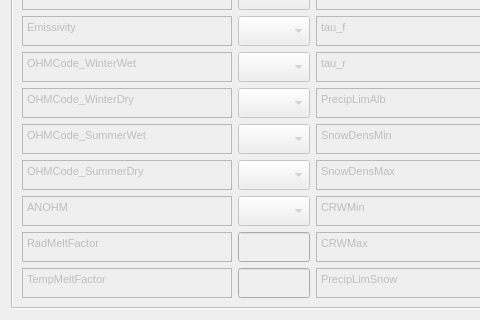
Qt form tabs/snow_tab.ui (gusbacos/suews_database_manager) before a commit; both pictures show x 0 to 480 and y 288 to 608 of the 881 by 608 pixel window.
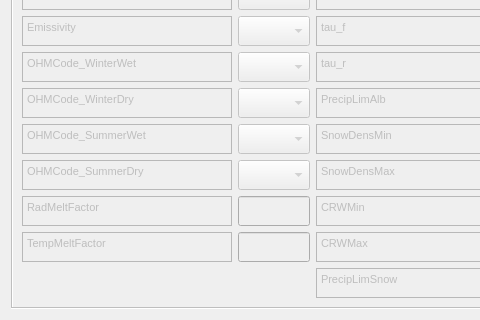
The same form after that commit. Custom widgets are drawn as their Qt base class.

The edit to the form file:
```diff
--- a/tabs/snow_tab.ui
+++ b/tabs/snow_tab.ui
@@ -368,38 +368,6 @@
         </property>
        </widget>
       </item>
-      <item row="6" column="0">
-       <widget class="QTextBrowser" name="textBrowserCb_6">
-        <property name="sizePolicy">
-         <sizepolicy hsizetype="Expanding" vsizetype="Expanding">
-          <horstretch>0</horstretch>
-          <verstretch>0</verstretch>
-         </sizepolicy>
-        </property>
-        <property name="minimumSize">
-         <size>
-          <width>90</width>
-          <height>0</height>
-         </size>
-        </property>
-        <property name="maximumSize">
-         <size>
-          <width>500</width>
-          <height>30</height>
-         </size>
-        </property>
-        <property name="toolTip">
-         <string/>
-        </property>
-        <property name="html">
-         <string>&lt;!DOCTYPE HTML PUBLIC &quot;-//W3C//DTD HTML 4.0//EN&quot; &quot;http://www.w3.org/TR/REC-html40/strict.dtd&quot;&gt;
-&lt;html&gt;&lt;head&gt;&lt;meta name=&quot;qrichtext&quot; content=&quot;1&quot; /&gt;&lt;style type=&quot;text/css&quot;&gt;
-p, li { white-space: pre-wrap; }
-&lt;/style&gt;&lt;/head&gt;&lt;body style=&quot; font-family:'MS Shell Dlg 2'; font-size:8.25pt; font-weight:400; font-style:normal;&quot;&gt;
-&lt;p style=&quot; margin-top:0px; margin-bottom:0px; margin-left:0px; margin-right:0px; -qt-block-indent:0; text-indent:0px;&quot;&gt;ANOHM&lt;/p&gt;&lt;/body&gt;&lt;/html&gt;</string>
-        </property>
-       </widget>
-      </item>
       <item row="2" column="1">
        <widget class="QComboBox" name="comboBox_2">
         <property name="sizePolicy">
@@ -422,63 +390,6 @@
         </property>
        </widget>
       </item>
-      <item row="7" column="1">
-       <widget class="QLineEdit" name="LineEdit_0">
-        <property name="sizePolicy">
-         <sizepolicy hsizetype="Expanding" vsizetype="Expanding">
-          <horstretch>0</horstretch>
-          <verstretch>0</verstretch>
-         </sizepolicy>
-        </property>
-        <property name="minimumSize">
-         <size>
-          <width>0</width>
-          <height>0</height>
-         </size>
-        </property>
-        <property name="maximumSize">
-         <size>
-          <width>500</width>
-          <height>36</height>
-         </size>
-        </property>
-        <property name="toolTip">
-         <string/>
-        </property>
-       </widget>
-      </item>
-      <item row="7" column="0">
-       <widget class="QTextBrowser" name="textBrowser_0">
-        <property name="sizePolicy">
-         <sizepolicy hsizetype="Expanding" vsizetype="Expanding">
-          <horstretch>0</horstretch>
-          <verstretch>0</verstretch>
-         </sizepolicy>
-        </property>
-        <property name="minimumSize">
-         <size>
-          <width>90</width>
-          <height>0</height>
-         </size>
-        </property>
-        <property name="maximumSize">
-         <size>
-          <width>500</width>
-          <height>30</height>
-         </size>
-        </property>
-        <property name="toolTip">
-         <string>Hourly radiation melt factor of snow [mm W-1 h-1]</string>
-        </property>
-        <property name="html">
-         <string>&lt;!DOCTYPE HTML PUBLIC &quot;-//W3C//DTD HTML 4.0//EN&quot; &quot;http://www.w3.org/TR/REC-html40/strict.dtd&quot;&gt;
-&lt;html&gt;&lt;head&gt;&lt;meta name=&quot;qrichtext&quot; content=&quot;1&quot; /&gt;&lt;style type=&quot;text/css&quot;&gt;
-p, li { white-space: pre-wrap; }
-&lt;/style&gt;&lt;/head&gt;&lt;body style=&quot; font-family:'MS Shell Dlg 2'; font-size:8.25pt; font-weight:400; font-style:normal;&quot;&gt;
-&lt;p style=&quot; margin-top:0px; margin-bottom:0px; margin-left:0px; margin-right:0px; -qt-block-indent:0; text-indent:0px;&quot;&gt;RadMeltFactor&lt;/p&gt;&lt;/body&gt;&lt;/html&gt;</string>
-        </property>
-       </widget>
-      </item>
       <item row="4" column="2">
        <widget class="QTextBrowser" name="textBrowser_6">
         <property name="sizePolicy">
@@ -715,63 +626,6 @@
         </property>
        </widget>
       </item>
-      <item row="8" column="0">
-       <widget class="QTextBrowser" name="textBrowser_1">
-        <property name="sizePolicy">
-         <sizepolicy hsizetype="Expanding" vsizetype="Expanding">
-          <horstretch>0</horstretch>
-          <verstretch>0</verstretch>
-         </sizepolicy>
-        </property>
-        <property name="minimumSize">
-         <size>
-          <width>90</width>
-          <height>0</height>
-         </size>
-        </property>
-        <property name="maximumSize">
-         <size>
-          <width>500</width>
-          <height>30</height>
-         </size>
-        </property>
-        <property name="toolTip">
-         <string>Hourly temperature melt factor of snow [mm K-1 h-1]</string>
-        </property>
-        <property name="html">
-         <string>&lt;!DOCTYPE HTML PUBLIC &quot;-//W3C//DTD HTML 4.0//EN&quot; &quot;http://www.w3.org/TR/REC-html40/strict.dtd&quot;&gt;
-&lt;html&gt;&lt;head&gt;&lt;meta name=&quot;qrichtext&quot; content=&quot;1&quot; /&gt;&lt;style type=&quot;text/css&quot;&gt;
-p, li { white-space: pre-wrap; }
-&lt;/style&gt;&lt;/head&gt;&lt;body style=&quot; font-family:'MS Shell Dlg 2'; font-size:8.25pt; font-weight:400; font-style:normal;&quot;&gt;
-&lt;p style=&quot; margin-top:0px; margin-bottom:0px; margin-left:0px; margin-right:0px; -qt-block-indent:0; text-indent:0px;&quot;&gt;TempMeltFactor&lt;/p&gt;&lt;/body&gt;&lt;/html&gt;</string>
-        </property>
-       </widget>
-      </item>
-      <item row="8" column="1">
-       <widget class="QLineEdit" name="LineEdit_1">
-        <property name="sizePolicy">
-         <sizepolicy hsizetype="Expanding" vsizetype="Expanding">
-          <horstretch>0</horstretch>
-          <verstretch>0</verstretch>
-         </sizepolicy>
-        </property>
-        <property name="minimumSize">
-         <size>
-          <width>0</width>
-          <height>0</height>
-         </size>
-        </property>
-        <property name="maximumSize">
-         <size>
-          <width>500</width>
-          <height>36</height>
-         </size>
-        </property>
-        <property name="toolTip">
-         <string/>
-        </property>
-       </widget>
-      </item>
       <item row="3" column="0">
        <widget class="QTextBrowser" name="textBrowserCb_3">
         <property name="sizePolicy">
@@ -900,28 +754,6 @@
         </property>
        </widget>
       </item>
-      <item row="6" column="1">
-       <widget class="QComboBox" name="comboBox_6">
-        <property name="sizePolicy">
-         <sizepolicy hsizetype="Expanding" vsizetype="Preferred">
-          <horstretch>0</horstretch>
-          <verstretch>0</verstretch>
-         </sizepolicy>
-        </property>
-        <property name="minimumSize">
-         <size>
-          <width>0</width>
-          <height>0</height>
-         </size>
-        </property>
-        <property name="maximumSize">
-         <size>
-          <width>500</width>
-          <height>36</height>
-         </size>
-        </property>
-       </widget>
-      </item>
       <item row="2" column="2">
        <widget class="QTextBrowser" name="textBrowser_4">
         <property name="sizePolicy">
@@ -1351,6 +1183,120 @@
         </property>
        </widget>
       </item>
+      <item row="6" column="0">
+       <widget class="QTextBrowser" name="textBrowser_0">
+        <property name="sizePolicy">
+         <sizepolicy hsizetype="Expanding" vsizetype="Expanding">
+          <horstretch>0</horstretch>
+          <verstretch>0</verstretch>
+         </sizepolicy>
+        </property>
+        <property name="minimumSize">
+         <size>
+          <width>90</width>
+          <height>0</height>
+         </size>
+        </property>
+        <property name="maximumSize">
+         <size>
+          <width>500</width>
+          <height>30</height>
+         </size>
+        </property>
+        <property name="toolTip">
+         <string>Hourly radiation melt factor of snow [mm W-1 h-1]</string>
+        </property>
+        <property name="html">
+         <string>&lt;!DOCTYPE HTML PUBLIC &quot;-//W3C//DTD HTML 4.0//EN&quot; &quot;http://www.w3.org/TR/REC-html40/strict.dtd&quot;&gt;
+&lt;html&gt;&lt;head&gt;&lt;meta name=&quot;qrichtext&quot; content=&quot;1&quot; /&gt;&lt;style type=&quot;text/css&quot;&gt;
+p, li { white-space: pre-wrap; }
+&lt;/style&gt;&lt;/head&gt;&lt;body style=&quot; font-family:'MS Shell Dlg 2'; font-size:8.25pt; font-weight:400; font-style:normal;&quot;&gt;
+&lt;p style=&quot; margin-top:0px; margin-bottom:0px; margin-left:0px; margin-right:0px; -qt-block-indent:0; text-indent:0px;&quot;&gt;RadMeltFactor&lt;/p&gt;&lt;/body&gt;&lt;/html&gt;</string>
+        </property>
+       </widget>
+      </item>
+      <item row="6" column="1">
+       <widget class="QLineEdit" name="LineEdit_0">
+        <property name="sizePolicy">
+         <sizepolicy hsizetype="Expanding" vsizetype="Expanding">
+          <horstretch>0</horstretch>
+          <verstretch>0</verstretch>
+         </sizepolicy>
+        </property>
+        <property name="minimumSize">
+         <size>
+          <width>0</width>
+          <height>0</height>
+         </size>
+        </property>
+        <property name="maximumSize">
+         <size>
+          <width>500</width>
+          <height>36</height>
+         </size>
+        </property>
+        <property name="toolTip">
+         <string/>
+        </property>
+       </widget>
+      </item>
+      <item row="7" column="0">
+       <widget class="QTextBrowser" name="textBrowser_1">
+        <property name="sizePolicy">
+         <sizepolicy hsizetype="Expanding" vsizetype="Expanding">
+          <horstretch>0</horstretch>
+          <verstretch>0</verstretch>
+         </sizepolicy>
+        </property>
+        <property name="minimumSize">
+         <size>
+          <width>90</width>
+          <height>0</height>
+         </size>
+        </property>
+        <property name="maximumSize">
+         <size>
+          <width>500</width>
+          <height>30</height>
+         </size>
+        </property>
+        <property name="toolTip">
+         <string>Hourly temperature melt factor of snow [mm K-1 h-1]</string>
+        </property>
+        <property name="html">
+         <string>&lt;!DOCTYPE HTML PUBLIC &quot;-//W3C//DTD HTML 4.0//EN&quot; &quot;http://www.w3.org/TR/REC-html40/strict.dtd&quot;&gt;
+&lt;html&gt;&lt;head&gt;&lt;meta name=&quot;qrichtext&quot; content=&quot;1&quot; /&gt;&lt;style type=&quot;text/css&quot;&gt;
+p, li { white-space: pre-wrap; }
+&lt;/style&gt;&lt;/head&gt;&lt;body style=&quot; font-family:'MS Shell Dlg 2'; font-size:8.25pt; font-weight:400; font-style:normal;&quot;&gt;
+&lt;p style=&quot; margin-top:0px; margin-bottom:0px; margin-left:0px; margin-right:0px; -qt-block-indent:0; text-indent:0px;&quot;&gt;TempMeltFactor&lt;/p&gt;&lt;/body&gt;&lt;/html&gt;</string>
+        </property>
+       </widget>
+      </item>
+      <item row="7" column="1">
+       <widget class="QLineEdit" name="LineEdit_1">
+        <property name="sizePolicy">
+         <sizepolicy hsizetype="Expanding" vsizetype="Expanding">
+          <horstretch>0</horstretch>
+          <verstretch>0</verstretch>
+         </sizepolicy>
+        </property>
+        <property name="minimumSize">
+         <size>
+          <width>0</width>
+          <height>0</height>
+         </size>
+        </property>
+        <property name="maximumSize">
+         <size>
+          <width>500</width>
+          <height>36</height>
+         </size>
+        </property>
+        <property name="toolTip">
+         <string/>
+        </property>
+       </widget>
+      </item>
      </layout>
     </widget>
    </item>
```
Left out of the diff: 2 changed lines with no effect on the pictures.
